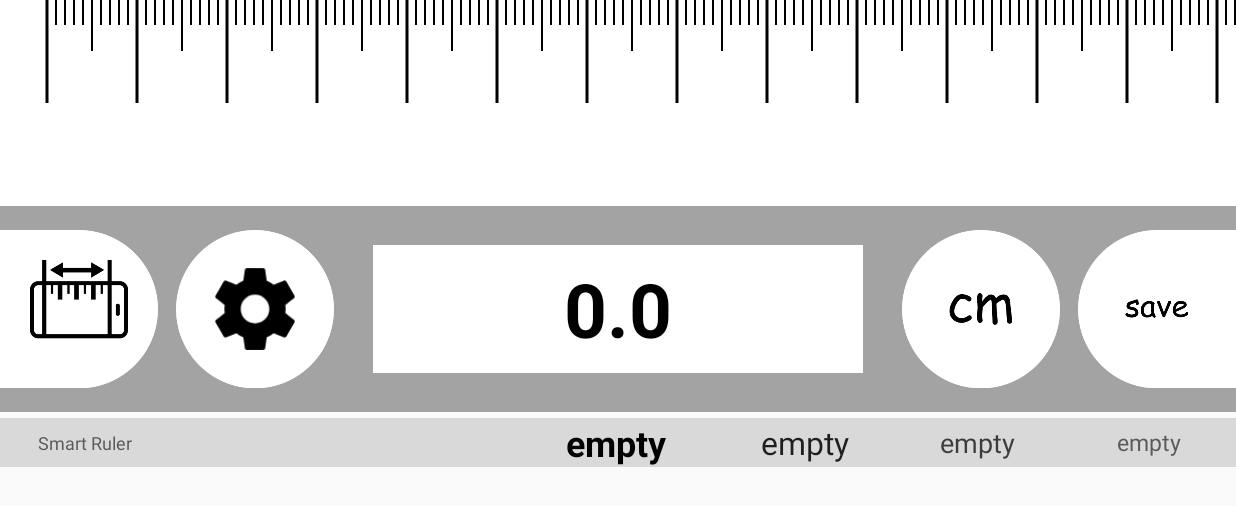
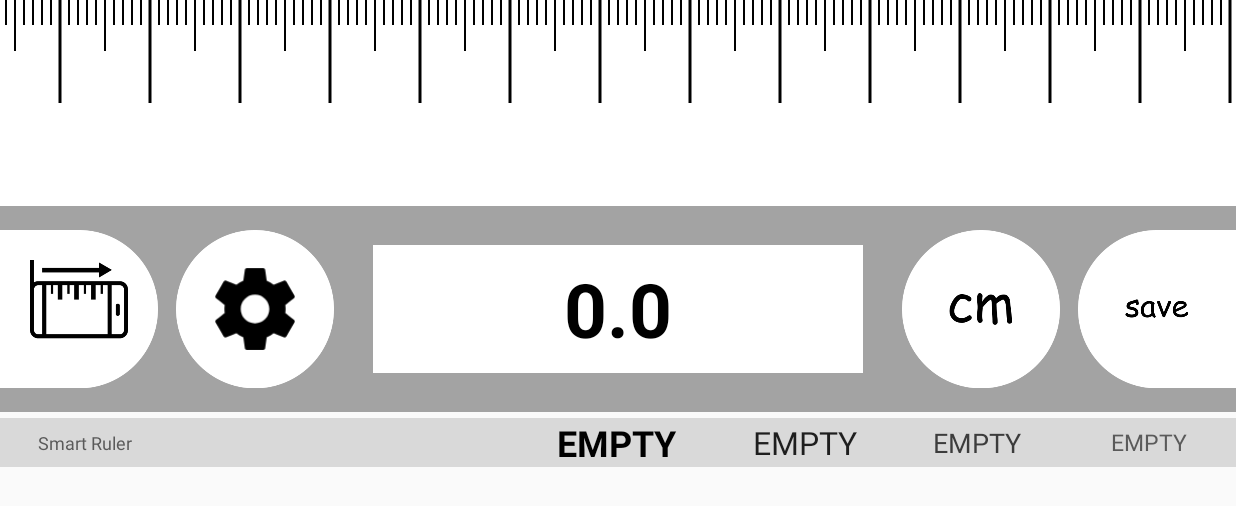
Before and after one commit to DariuszLelek/SmartRuler, an Android app: the screen it shows after launch (RulerActivity), after a tap on "Ruler Type Image", on a phone screen of 824 x 412 dp (held sideways). Shown: the top 506 px of the screen. Run offline under Robolectric (Android 15) with nearby library versions, the light colour scheme and no system bars.

Commit message:
Ruler type change button implementation.

```diff
--- a/app/src/main/java/com/darodev/smartruler/RulerActivity.java
+++ b/app/src/main/java/com/darodev/smartruler/RulerActivity.java
@@ -13,6 +13,7 @@ import android.widget.TextView;
 
 import com.darodev.smartruler.ruler.Ruler;
 import com.darodev.smartruler.ruler.RulerBitmapProvider;
+import com.darodev.smartruler.ruler.RulerType;
 import com.darodev.smartruler.utility.RulerData;
 import com.darodev.smartruler.utility.Unit;
 
@@ -23,6 +24,8 @@ public class RulerActivity extends AppCompatActivity {
     private TextView textMeasureResult;
     private Resources resources;
     private RulerBitmapProvider rulerBitmapProvider;
+    private Ruler currentRuler;
+    private ImageView imageUnit, imageRulerButton;
 
     @Override
     protected void onCreate(Bundle savedInstanceState) {
@@ -34,11 +37,21 @@ public class RulerActivity extends AppCompatActivity {
         DisplayMetrics metrics = new DisplayMetrics();
         getWindowManager().getDefaultDisplay().getRealMetrics(metrics);
 
+
+        SharedPreferences.Editor editor = prefs.edit();
+        editor.putInt(resources.getString(R.string.pixels_to_left_edge_key), -300);
+        editor.apply();
+
+
         imageRuler = (ImageView) findViewById(R.id.image_ruler);
+        imageUnit = (ImageView) findViewById(R.id.image_unit);
+        imageRulerButton = (ImageView) findViewById(R.id.image_ruler_button);
         imageInfo = (ImageView) findViewById(R.id.image_info);
         textMeasureResult = (TextView) findViewById(R.id.text_measure_result);
         rulerData = new RulerData(resources, prefs, metrics);
+        currentRuler = rulerData.getCurrentRuler();
 
+        refreshImageRulerType();
         refreshImageUnitImage();
         showInfoScreen();
         refreshSavedData();
@@ -123,22 +136,40 @@ public class RulerActivity extends AppCompatActivity {
 
     private void refreshRulerBitmap(){
         if(rulerData.isInInchMode()){
-            imageRuler.setImageBitmap(rulerBitmapProvider.getRulerBitmap(Unit.INCH));
+            imageRuler.setImageBitmap(rulerBitmapProvider.getRulerBitmap(Unit.INCH, currentRuler));
         }else{
-            imageRuler.setImageBitmap(rulerBitmapProvider.getRulerBitmap(Unit.CM));
+            imageRuler.setImageBitmap(rulerBitmapProvider.getRulerBitmap(Unit.CM, currentRuler));
         }
     }
 
     public void clickRulerType(View view){
-
+        for(Ruler ruler : Ruler.values()){
+            if(ruler != currentRuler && rulerData.isRulerSet(ruler)){
+                currentRuler = ruler;
+                rulerData.setCurrentRuler(currentRuler);
+                refreshRulerBitmap();
+                refreshImageRulerType();
+                break;
+            }
+        }
     }
 
     public void clickExit(View view){
         finish();
     }
 
+    private void refreshImageRulerType(){
+        imageRulerButton.setImageResource(getRulerButtonImageId());
+    }
+
+    private int getRulerButtonImageId(){
+        if(currentRuler == Ruler.SCREEN){
+            return R.drawable.phone_center;
+        }else
+            return currentRuler == Ruler.LEFT_PHONE_EDGE ? R.drawable.phone_left : R.drawable.phone_right;
+    }
+
     private void refreshImageUnitImage(){
-        ImageView imageUnit = (ImageView) findViewById(R.id.image_unit);
         imageUnit.setImageResource(rulerData.isInInchMode() ? R.mipmap.ic_inch : R.mipmap.ic_cm);
     }
 }
--- a/app/src/main/java/com/darodev/smartruler/ruler/Ruler.java
+++ b/app/src/main/java/com/darodev/smartruler/ruler/Ruler.java
@@ -6,5 +6,14 @@ package com.darodev.smartruler.ruler;
  */
 
 public enum Ruler {
-    SCREEN, LEFT_PHONE_EDGE, RIGHT_PHONE_EDGE
+    SCREEN, LEFT_PHONE_EDGE, RIGHT_PHONE_EDGE;
+
+    public static Ruler getByString(String string){
+        for(Ruler ruler : values()){
+            if(ruler.name().equalsIgnoreCase(string)){
+                return ruler;
+            }
+        }
+        return SCREEN;
+    }
 }
--- a/app/src/main/java/com/darodev/smartruler/ruler/RulerBitmapProvider.java
+++ b/app/src/main/java/com/darodev/smartruler/ruler/RulerBitmapProvider.java
@@ -45,9 +45,9 @@ public class RulerBitmapProvider {
     public void prepareRulers(Ruler ruler){
         if(ruler == Ruler.SCREEN){
             prepareRulerBitmap(RulerType.CM_SCREEN);
-            prepareRulerBitmap(RulerType.CM_SCREEN_R);
+            //prepareRulerBitmap(RulerType.CM_SCREEN_R);
             prepareRulerBitmap(RulerType.INCH_SCREEN);
-            prepareRulerBitmap(RulerType.INCH_SCREEN_R);
+            //prepareRulerBitmap(RulerType.INCH_SCREEN_R);
         }else if(ruler == Ruler.LEFT_PHONE_EDGE){
             prepareRulerBitmap(RulerType.CM_PHONE_EDGE_L);
             prepareRulerBitmap(RulerType.INCH_PHONE_EDGE_L);
@@ -57,9 +57,8 @@ public class RulerBitmapProvider {
         }
     }
 
-    public Bitmap getRulerBitmap(Unit unit) {
-        RulerType type = unit == CM ? RulerType.CM_SCREEN : RulerType.INCH_SCREEN;
-        return bitmapByRulerType.get(type);
+    public Bitmap getRulerBitmap(Unit unit, Ruler ruler) {
+        return bitmapByRulerType.get(RulerType.getType(unit, ruler));
     }
 
     private void prepareLinesHeight(int bitmapHeight) {
--- a/app/src/main/java/com/darodev/smartruler/ruler/RulerType.java
+++ b/app/src/main/java/com/darodev/smartruler/ruler/RulerType.java
@@ -12,22 +12,22 @@ import static com.darodev.smartruler.utility.Unit.INCH;
 
 public enum RulerType {
     CM_SCREEN(true, CM, Ruler.SCREEN),
-    CM_SCREEN_R(false, CM, Ruler.SCREEN),
+//    CM_SCREEN_R(false, CM, Ruler.SCREEN),
     CM_PHONE_EDGE_L(true, CM, Ruler.LEFT_PHONE_EDGE),
     CM_PHONE_EDGE_R(false, CM, Ruler.RIGHT_PHONE_EDGE),
     INCH_SCREEN(true, INCH, Ruler.SCREEN),
-    INCH_SCREEN_R(false, INCH, Ruler.SCREEN),
+//    INCH_SCREEN_R(false, INCH, Ruler.SCREEN),
     INCH_PHONE_EDGE_L(true, INCH, Ruler.LEFT_PHONE_EDGE),
     INCH_PHONE_EDGE_R(false, INCH, Ruler.RIGHT_PHONE_EDGE);
 
     private boolean fromLeft;
     private Unit unit;
-    private Ruler startPoint;
+    private Ruler ruler;
 
-    RulerType(boolean fromLeft, Unit unit, Ruler startPoint) {
+    RulerType(boolean fromLeft, Unit unit, Ruler ruler) {
         this.fromLeft = fromLeft;
         this.unit = unit;
-        this.startPoint = startPoint;
+        this.ruler = ruler;
     }
 
     public boolean isFromLeft() {
@@ -38,7 +38,16 @@ public enum RulerType {
         return unit;
     }
 
-    public Ruler getStartPoint() {
-        return startPoint;
+    public Ruler getRuler() {
+        return ruler;
+    }
+
+    public static RulerType getType(Unit unit, Ruler ruler){
+        for(RulerType type : RulerType.values()){
+            if(type.unit == unit && type.ruler == ruler){
+                return type;
+            }
+        }
+        return CM_SCREEN;
     }
 }
--- a/app/src/main/java/com/darodev/smartruler/utility/RulerData.java
+++ b/app/src/main/java/com/darodev/smartruler/utility/RulerData.java
@@ -35,12 +35,9 @@ public class RulerData {
 
     public boolean isRulerSet(Ruler ruler) {
         if (ruler == Ruler.LEFT_PHONE_EDGE) {
-            return preferences.getBoolean(getKey(R.string.phone_set_edge_left_key), false);
-        } else if (ruler == Ruler.RIGHT_PHONE_EDGE) {
-            return preferences.getBoolean(getKey(R.string.phone_set_edge_right_key), false);
+            return preferences.getInt(getKey(R.string.pixels_to_left_edge_key), 0) < 0;
         } else
-            // TODO change flag to false after testing
-            return ruler == Ruler.SCREEN && preferences.getBoolean(getKey(R.string.phone_set_screen_key), true);
+            return ruler != Ruler.RIGHT_PHONE_EDGE || preferences.getInt(getKey(R.string.pixels_to_right_edge_key), 0) < 0;
     }
 
     public void swapInchMode() {
@@ -63,18 +60,18 @@ public class RulerData {
         String[] savedData = new String[saveSlotKeys.length];
 
         for (int i = 0; i < saveSlotKeys.length; i++) {
-            savedData[i] = preferences.getString(saveSlotKeys[i], "empty");
+            savedData[i] = preferences.getString(saveSlotKeys[i], "EMPTY");
         }
 
         return savedData;
     }
 
     public int getRulerStartPoint(RulerType type) {
-        Ruler startPoint = type.getStartPoint();
+        Ruler startPoint = type.getRuler();
         if (startPoint == Ruler.SCREEN) {
             return getPixelsIn(type.getUnit()) / getOffsetDivider(type.getUnit());
         } else if (startPoint == Ruler.LEFT_PHONE_EDGE) {
-            return preferences.getInt(getKey(R.string.pixels_to_left_edge_key), 0);
+            return preferences.getInt(getKey(R.string.pixels_to_left_edge_key), 300);
         } else if (startPoint == Ruler.RIGHT_PHONE_EDGE) {
             return preferences.getInt(getKey(R.string.pixels_to_right_edge_key), 0);
         } else {
@@ -88,6 +85,16 @@ public class RulerData {
 
     private int getOffsetDivider(Unit unit) {
         return unit.getOffset();
+    }
+
+    public void setCurrentRuler(Ruler ruler){
+        SharedPreferences.Editor editor = preferences.edit();
+        editor.putString(getKey(R.string.current_ruler_key), ruler.name());
+        editor.apply();
+    }
+
+    public Ruler getCurrentRuler(){
+        return Ruler.getByString(preferences.getString(getKey(R.string.current_ruler_key), "SCREEN"));
     }
 
     private Unit getUnit() {
--- a/app/src/main/res/layout/activity_ruler.xml
+++ b/app/src/main/res/layout/activity_ruler.xml
@@ -49,7 +49,7 @@
                 android:paddingTop="16dp">
 
                 <ImageView
-                    android:id="@+id/image_ruler_type"
+                    android:id="@+id/image_ruler_button"
                     android:layout_width="wrap_content"
                     android:layout_height="match_parent"
                     android:layout_marginEnd="12dp"
--- a/app/src/main/res/values/strings.xml
+++ b/app/src/main/res/values/strings.xml
@@ -8,13 +8,15 @@
 
     <string name="unit_inch_mode_key">inchMode</string>
 
-    <string name="phone_set_edge_right_key">phoneEdgeRightSet</string>
-    <string name="phone_set_edge_left_key">phoneEdgeLeftSet</string>
-    <string name="phone_set_screen_key">phoneScreenSet</string>
+    <!--<string name="phone_set_edge_right_key">phoneEdgeRightSet</string>-->
+    <!--<string name="phone_set_edge_left_key">phoneEdgeLeftSet</string>-->
+    <!--<string name="phone_set_screen_key">phoneScreenSet</string>-->
 
     <string name="ruler_calibrated_key">rulerCalibrated</string>
     <string name="pixels_to_left_edge_key">pixelsToLeft</string>
     <string name="pixels_to_right_edge_key">pixelsToRight</string>
+
+    <string name="current_ruler_key">currentRuler</string>
 
     <array name="save_slot_keys">
         <item>slot1</item>
```
